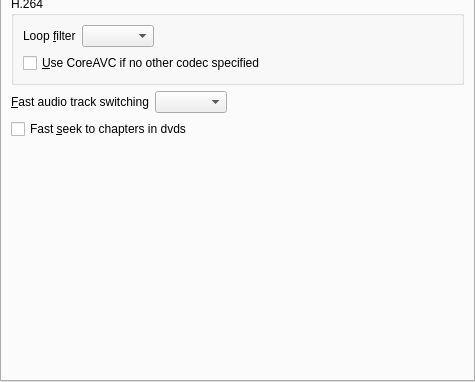
Above: src/prefperformance.ui from wilbert2000/wzplayer before the change; both pictures show x 0 to 475 and y 209 to 591 of the 475 by 591 pixel window. Below: the same form after it.
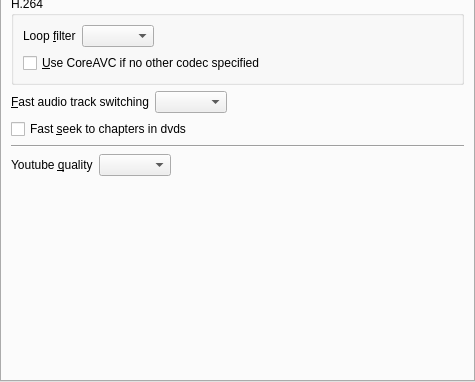
That is the form after the change. Custom widgets are drawn as their Qt base class.

Commit message: Added an option in preferences -> performance to select the desired quality for youtube videos.

The edit to the form file:
```diff
--- a/src/prefperformance.ui
+++ b/src/prefperformance.ui
@@ -35,21 +35,6 @@
        <string>&amp;Performance</string>
       </attribute>
       <layout class="QVBoxLayout" >
-       <property name="spacing" >
-        <number>6</number>
-       </property>
-       <property name="leftMargin" >
-        <number>9</number>
-       </property>
-       <property name="topMargin" >
-        <number>9</number>
-       </property>
-       <property name="rightMargin" >
-        <number>9</number>
-       </property>
-       <property name="bottomMargin" >
-        <number>9</number>
-       </property>
        <item>
         <widget class="QGroupBox" name="priority_group" >
          <property name="title" >
@@ -348,6 +333,43 @@
          </property>
         </widget>
        </item>
+       <item>
+        <widget class="Line" name="yt_line" >
+         <property name="orientation" >
+          <enum>Qt::Horizontal</enum>
+         </property>
+        </widget>
+       </item>
+       <item>
+        <layout class="QHBoxLayout" >
+         <item>
+          <widget class="QLabel" name="yt_label" >
+           <property name="text" >
+            <string>Youtube &amp;quality</string>
+           </property>
+           <property name="buddy" >
+            <cstring>yt_quality_combo</cstring>
+           </property>
+          </widget>
+         </item>
+         <item>
+          <widget class="QComboBox" name="yt_quality_combo" />
+         </item>
+         <item>
+          <spacer>
+           <property name="orientation" >
+            <enum>Qt::Horizontal</enum>
+           </property>
+           <property name="sizeHint" >
+            <size>
+             <width>40</width>
+             <height>20</height>
+            </size>
+           </property>
+          </spacer>
+         </item>
+        </layout>
+       </item>
        <item>
         <spacer>
          <property name="orientation" >
```
Left out of the diff: 1 changed line with no effect on the pictures. The commit also changes 4 other files.
